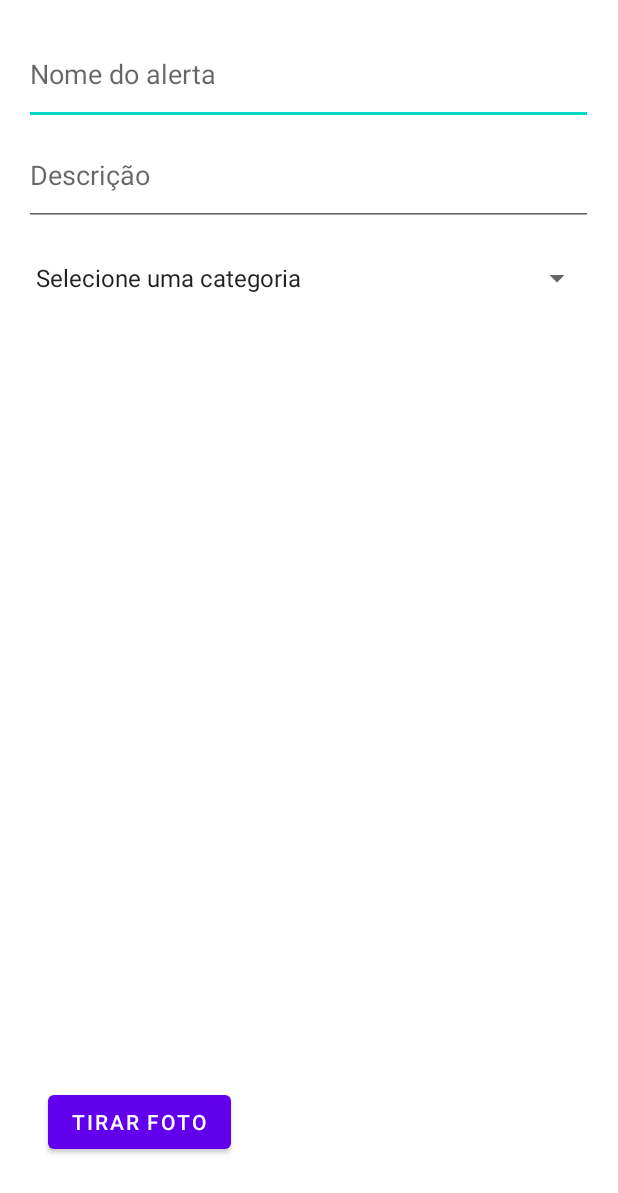
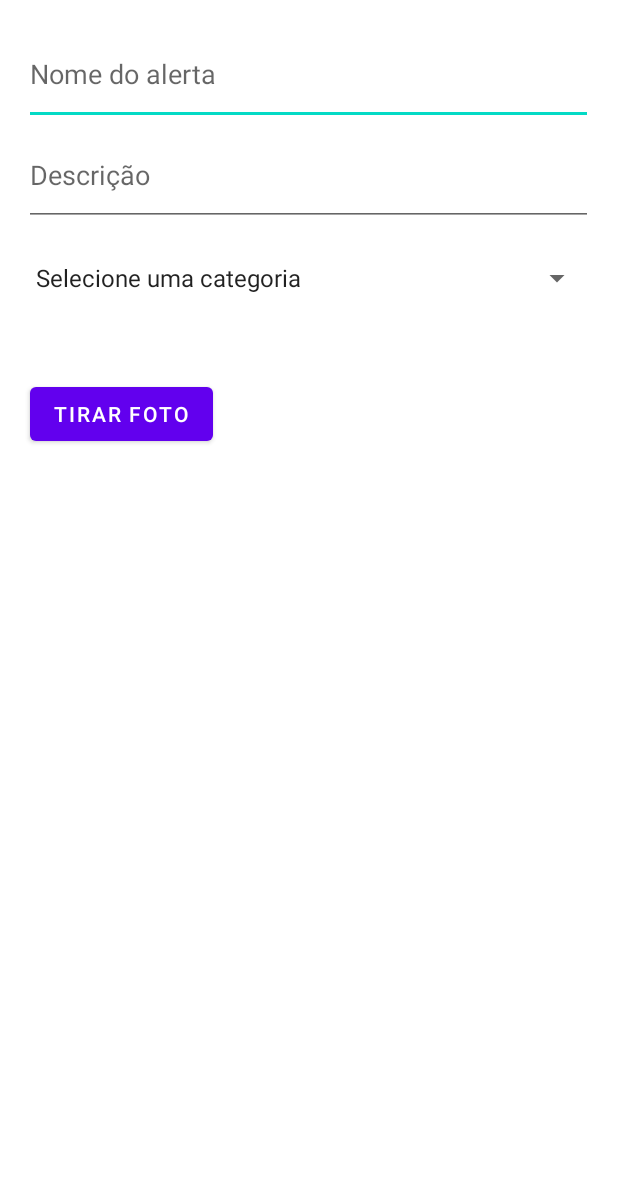
Before and after one commit to gregordrebes/geolocation, an Android app: the layout add_alert_modal.xml on its own in the app's theme, with its tools: preview values and no code run, on a phone screen of 412 x 824 dp. Shown: the top 1193 px of the screen. Run offline under Robolectric (Android 15) with nearby library versions, the phone set to English and light mode, and no system bars; network calls fail.

```diff
--- a/app/src/main/res/layout/add_alert_modal.xml
+++ b/app/src/main/res/layout/add_alert_modal.xml
@@ -24,22 +24,21 @@
         app:layout_constraintTop_toBottomOf="@+id/name" />
 
     <Spinner
-        android:id="@+id/spinner"
+        android:id="@+id/category"
         android:layout_width="379dp"
         android:layout_height="69dp"
+        android:entries="@array/alert_categories"
         app:layout_constraintStart_toStartOf="parent"
-        app:layout_constraintTop_toBottomOf="@+id/description"
-        android:entries="@array/alert_categories"
-        />
+        app:layout_constraintTop_toBottomOf="@+id/description" />
 
     <Button
         android:id="@+id/btn_foto"
         android:layout_width="wrap_content"
         android:layout_height="wrap_content"
-        android:layout_marginStart="16dp"
-        android:layout_marginBottom="36dp"
+        android:layout_marginStart="4dp"
+        android:layout_marginTop="32dp"
         android:text="Tirar foto"
-        app:layout_constraintBottom_toBottomOf="parent"
-        app:layout_constraintStart_toStartOf="parent" />
+        app:layout_constraintStart_toStartOf="parent"
+        app:layout_constraintTop_toBottomOf="@+id/category" />
 
 </androidx.constraintlayout.widget.ConstraintLayout>
```
Also changed, not shown: app/src/main/java/com/example/geolocation/AddAlertDialog.java (+18 -10 lines), app/src/main/java/com/example/geolocation/AlertDataType.java (added, +58 -0 lines), app/src/main/java/com/example/geolocation/RouteActivity.java (+46 -18 lines).
